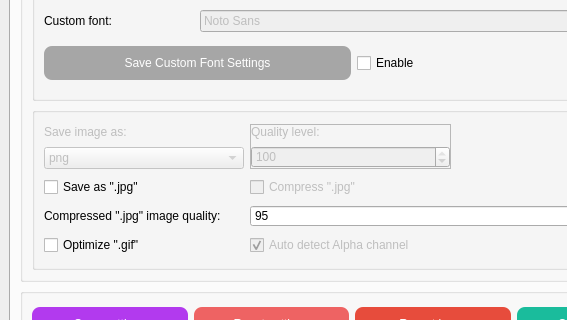
AaronFeng753/Waifu2x-Extension-GUI, file SRC/Waifu2x-Extension-QT/mainwindow.ui: the form before one commit; both pictures show x 0 to 567 and y 300 to 620 of the 1190 by 774 pixel window.
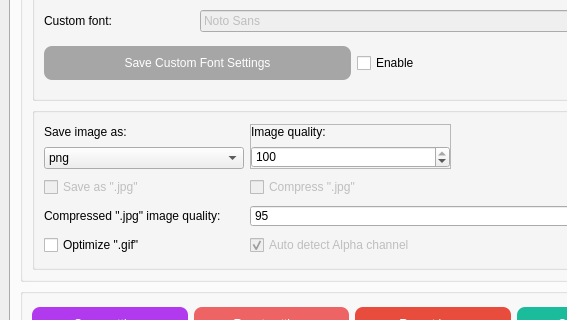
The form after the commit. Icons and pictures are not drawn.

```diff
--- a/SRC/Waifu2x-Extension-QT/mainwindow.ui
+++ b/SRC/Waifu2x-Extension-QT/mainwindow.ui
@@ -5222,7 +5222,7 @@
               <item row="0" column="1">
                <widget class="QFrame" name="frame_2">
                 <property name="enabled">
-                 <bool>false</bool>
+                 <bool>true</bool>
                 </property>
                 <property name="maximumSize">
                  <size>
@@ -5258,7 +5258,7 @@
                  <item row="1" column="0">
                   <widget class="QLabel" name="label_63">
                    <property name="text">
-                    <string>Quality level:</string>
+                    <string>Image quality:</string>
                    </property>
                   </widget>
                  </item>
@@ -5332,7 +5332,7 @@
               <item row="0" column="0">
                <widget class="QFrame" name="frame">
                 <property name="enabled">
-                 <bool>false</bool>
+                 <bool>true</bool>
                 </property>
                 <property name="maximumSize">
                  <size>
@@ -5373,7 +5373,10 @@
                   </widget>
                  </item>
                  <item row="1" column="0">
-                  <widget class="QComboBox" name="comboBox">
+                  <widget class="QComboBox" name="comboBox_ImageSaveFormat">
+                   <property name="currentIndex">
+                    <number>0</number>
+                   </property>
                    <item>
                     <property name="text">
                      <string>png</string>
@@ -5436,6 +5439,9 @@
               </item>
               <item row="1" column="0">
                <widget class="QCheckBox" name="checkBox_SaveAsJPG">
+                <property name="enabled">
+                 <bool>false</bool>
+                </property>
                 <property name="toolTip">
                  <string>&lt;html&gt;&lt;head/&gt;&lt;body&gt;&lt;p&gt;Save the scaled image as &amp;quot;&lt;span style=&quot; font-weight:600;&quot;&gt;.jpg&lt;/span&gt;&amp;quot;.&lt;/p&gt;&lt;p&gt;Images are stored in &amp;quot;&lt;span style=&quot; font-weight:600;&quot;&gt;.png&lt;/span&gt;&amp;quot; format by default.&lt;/p&gt;&lt;/body&gt;&lt;/html&gt;</string>
                 </property>
```
Left out of the diff: 24 changed lines with no effect on the pictures.
